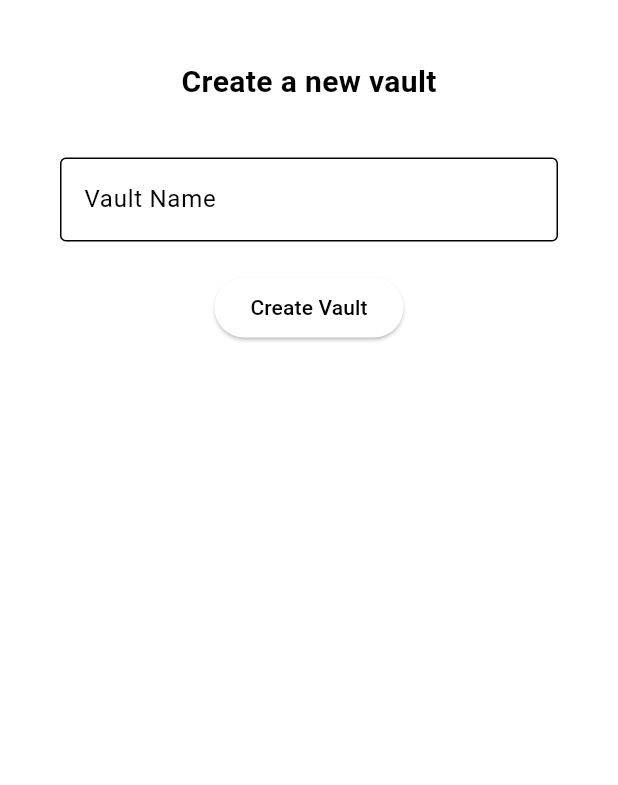
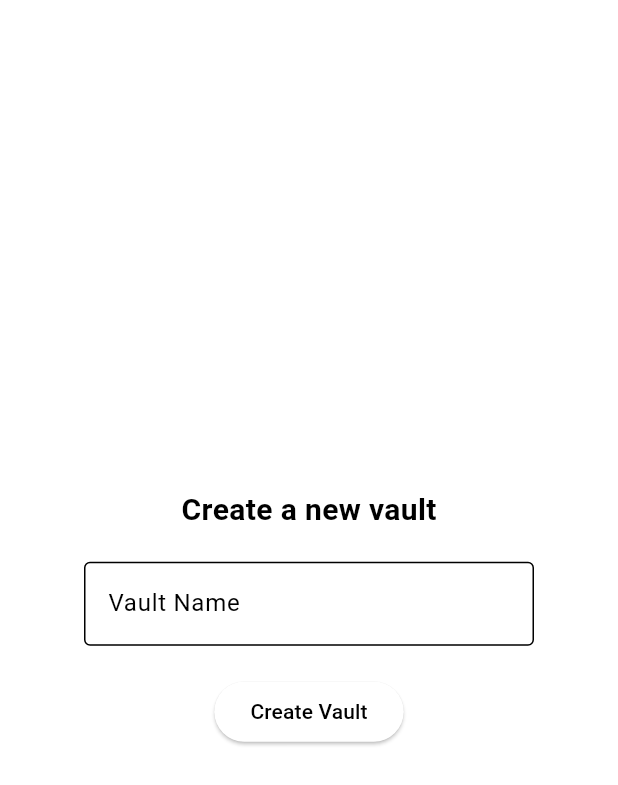
Before and after one commit to Darrylwin/Secvault, a Flutter app: the CreateVaultDialog widget shown alone on an empty page, opened directly with empty values, on a phone screen of 412 x 824 dp. Shown: the top 785 px of the screen. Run offline on Flutter 3.47's test engine with Material 3 defaults, Android fonts, the phone set to English and light mode, and no system bars; our stand-ins replace cloud_firestore, dartz, firebase_auth, firebase_core, flutter_bloc, flutter_svg; accounts and stored records are empty.

Commit message:
refactor CreateVaultDialog to use vaultNameController for input handling

```diff
--- a/lib/features/vaults/presentation/widgets/create_vault_dialog.dart
+++ b/lib/features/vaults/presentation/widgets/create_vault_dialog.dart
@@ -8,24 +8,24 @@ class CreateVaultDialog extends StatelessWidget {
   });
 
   final TextEditingController vaultNameController;
-
   final VoidCallback onCreateVaultPressed;
 
   @override
   Widget build(BuildContext context) {
     return Dialog(
+      child: Padding(
+        padding: const EdgeInsets.all(16.0),
         child: Column(
+          mainAxisSize: MainAxisSize.min,
           children: [
-          const Padding(
-            padding: EdgeInsets.all(16.0),
-            child: Text(
+            const Text(
               'Create a new vault',
               style: TextStyle(fontSize: 20, fontWeight: FontWeight.bold),
             ),
-          ),
             const SizedBox(height: 20),
-          const TextField(
-            decoration: InputDecoration(
+            TextField(
+              controller: vaultNameController,
+              decoration: const InputDecoration(
                 labelText: 'Vault Name',
                 border: OutlineInputBorder(),
               ),
@@ -37,6 +37,7 @@ class CreateVaultDialog extends StatelessWidget {
             ),
           ],
         ),
+      ),
     );
   }
 }
```
Lines whose indentation alone changed are shown as unchanged.
